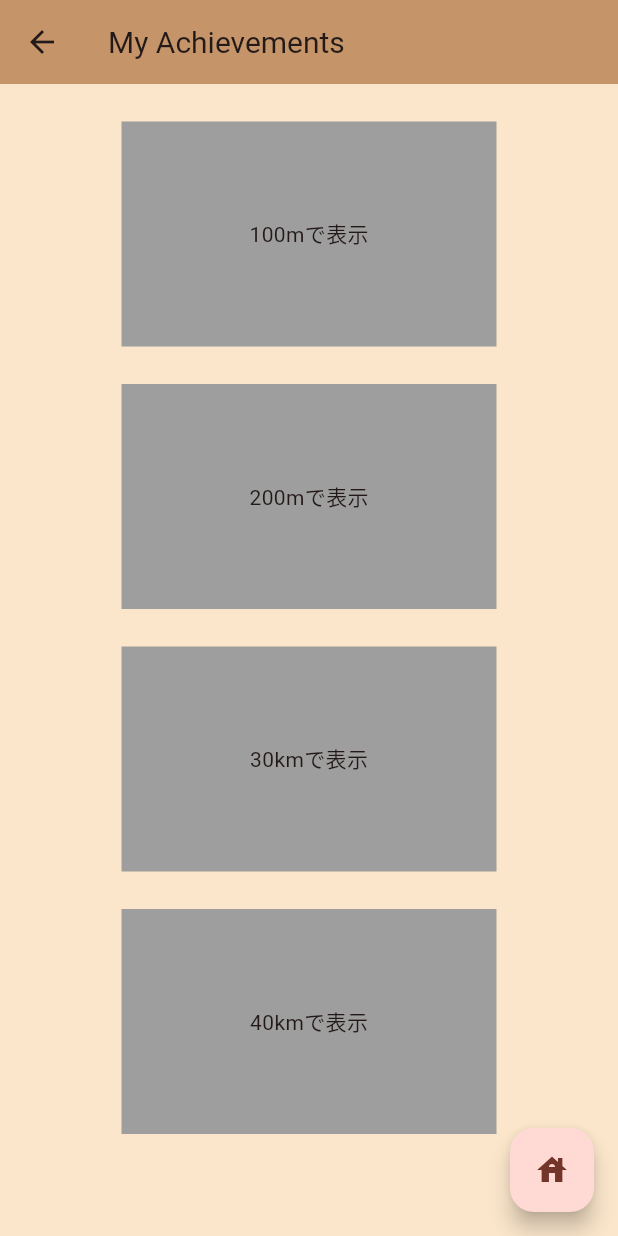
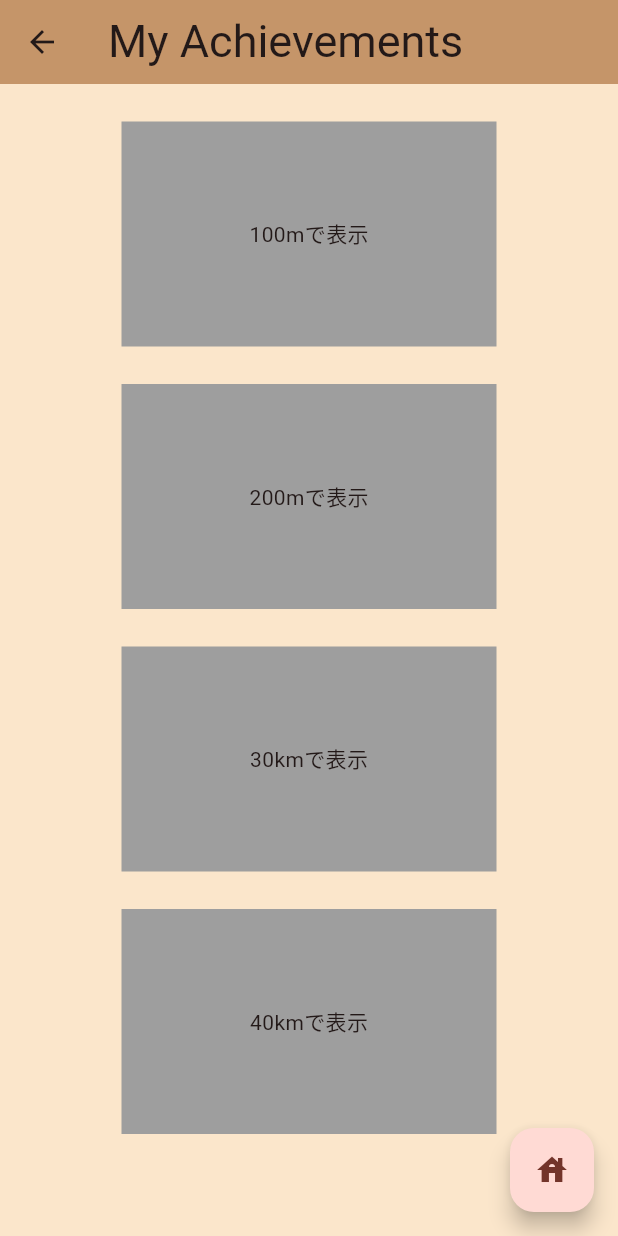
Before and after one commit to TangentMochi/pochi, a Flutter app: the screen it shows after launch, after a tap on "Achievements", on a phone screen of 412 x 824 dp. Run offline on Flutter 3.47's test engine with Material 3 defaults, Android fonts, the phone set to English and light mode, and no system bars; our stand-ins replace audioplayers, confetti, geolocator, google_fonts, google_maps_flutter, permission_handler and 1 more; missing offline and left inert: bottom_sheet_bar, flutter_config, flutter_google_map_polyline_point, flutter_overpass; network calls fail.

Commit message:
フォント変えた

```diff
--- a/lib/views/achive.dart
+++ b/lib/views/achive.dart
@@ -65,7 +65,8 @@ class _MyAchiveState extends State<MyAchive> {
       appBar: AppBar(
         title: Text(
           widget.title,
-          style: GoogleFonts.roboto(textStyle: TextStyle(fontSize: 20)),
+
+          style: GoogleFonts.alfaSlabOne(textStyle: TextStyle(fontSize: 30)),
         ),
       ),
       body: Center(
--- a/lib/views/map.dart
+++ b/lib/views/map.dart
@@ -148,7 +148,10 @@ class _MyMapState extends State<MyMap> {
     }
     return Scaffold(
       appBar: AppBar(
-        title: Text('Pochi'),
+        title: Text(
+          'Pochi',
+          style: GoogleFonts.alfaSlabOne(textStyle: TextStyle(fontSize: 30)),
+        ),
         actions: [
           IconButton(
             icon: const Icon(Icons.stop),
--- a/lib/views/startPage.dart
+++ b/lib/views/startPage.dart
@@ -25,12 +25,34 @@ class StartPageState extends State<StartPage> {
   @override
   Widget build(BuildContext context) {
     return Scaffold(
-      appBar: AppBar(title: Text('Pochi'), centerTitle: true),
+      appBar: AppBar(
+        title: Text(
+          'Pochi',
+          style: GoogleFonts.alfaSlabOne(textStyle: TextStyle(fontSize: 30)),
+        ),
+        centerTitle: true,
+      ),
       body: Center(
         child: Column(
           mainAxisAlignment: MainAxisAlignment.center,
           children: <Widget>[
+            Icon(Icons.pets, size: 40),
+            Text(
+              'おさんぽアプリ',
+              style: GoogleFonts.cherryBombOne(
+                textStyle: TextStyle(fontSize: 40),
+                // color: Color.
+              ),
+            ),
+            Text(
+              'Pochi',
+              style: GoogleFonts.alfaSlabOne(
+                textStyle: TextStyle(fontSize: 60),
+              ),
+            ),
+            SizedBox(height: 40),
             ElevatedButton(
+              child: const Text('Start', style: TextStyle(fontSize: 20)),
               onPressed: () {
                 print('hi');
                 _audio.play(AssetSource("1.mp3"));
@@ -38,9 +60,11 @@ class StartPageState extends State<StartPage> {
                   context,
                 ).push(MaterialPageRoute(builder: (context) => RouteCreate()));
               },
-              child: const Text('Start'),
             ),
+            SizedBox(height: 30),
+
             ElevatedButton(
+              child: const Text('Achievements', style: TextStyle(fontSize: 20)),
               onPressed: () {
                 _audio.play(AssetSource("cute_button.mp3"));
                 Navigator.push(
@@ -51,7 +75,6 @@ class StartPageState extends State<StartPage> {
                   ),
                 );
               },
-              child: const Text('Achievements'),
             ),
           ],
         ),
```
Also changed, not shown: lib/views/result.dart (+7 -7 lines), lib/views/route.dart (+36 -7 lines).
